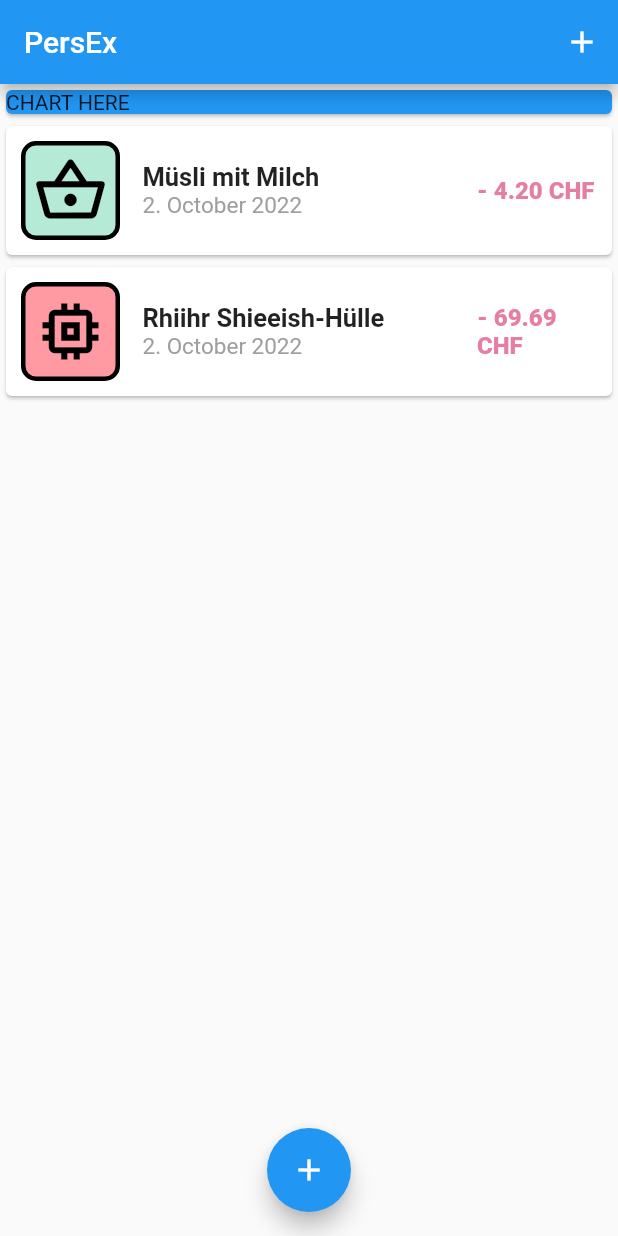
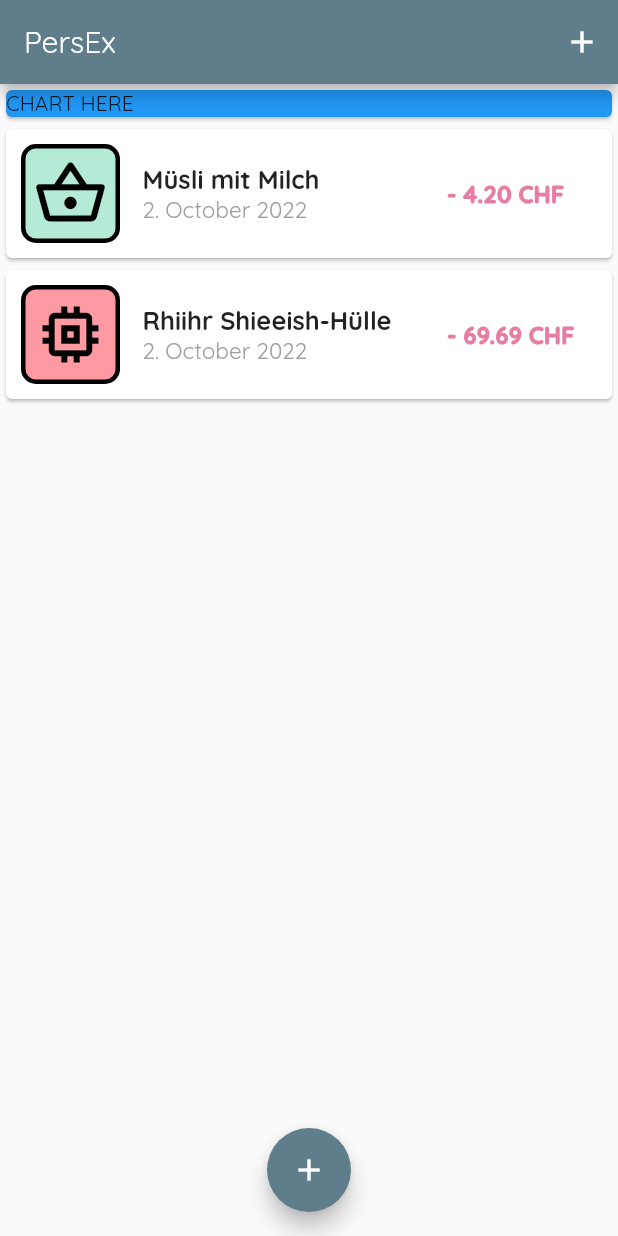
Before and after one commit to Totemi1324/personal_expenses, a Flutter app: the screen it shows after launch, on a phone screen of 412 x 824 dp. Run offline on Flutter 3.47's test engine with Material 2 defaults, Android fonts, the phone set to English and light mode, and no system bars.

Commit message:
Adjust styling with color and font themes

```diff
--- a/lib/main.dart
+++ b/lib/main.dart
@@ -13,9 +13,13 @@ class MyApp extends StatelessWidget {
 
   @override
   Widget build(BuildContext context) {
-    return const MaterialApp(
+    return MaterialApp(
       title: "PersEx - Expense tracker",
-      home: MyHomePage(),
+      theme: ThemeData(
+        primarySwatch: Colors.blueGrey,
+        fontFamily: "Quicksand",
+      ),
+      home: const MyHomePage(),
     );
   }
 }
--- a/lib/widgets/transaction_list.dart
+++ b/lib/widgets/transaction_list.dart
@@ -87,7 +87,7 @@ class TransactionList extends StatelessWidget {
                   ],
                 ),
                 Container(
-                  width: 80,
+                  width: 100,
                   margin: const EdgeInsets.symmetric(horizontal: 10),
                   child: Text(
                     "${transactions[index].type == TransactionType.expense ? "- " : ""}${transactions[index].amount.toStringAsFixed(2)} ${currencySymbols[currentCurrency]}",
```
Also changed, not shown: pubspec.yaml (+10 -0 lines), assets/fonts/Quicksand-Bold.ttf (added), assets/fonts/Quicksand-Light.ttf (added), assets/fonts/Quicksand-Medium.ttf (added), assets/fonts/Quicksand-Regular.ttf (added), assets/fonts/Quicksand-SemiBold.ttf (added).
